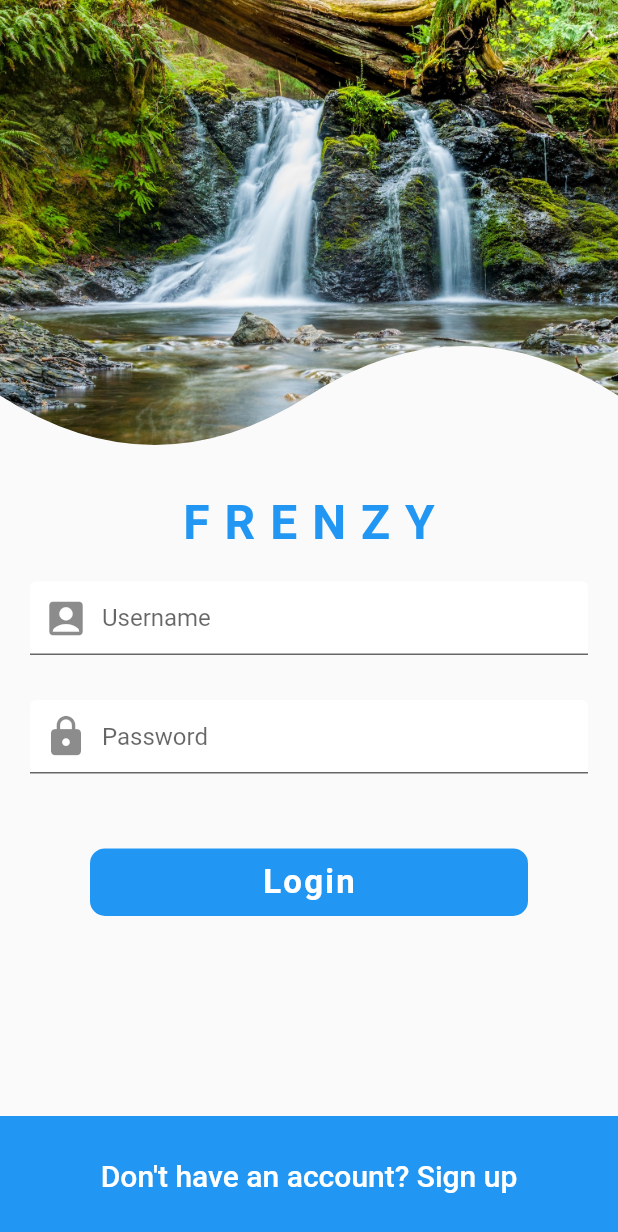
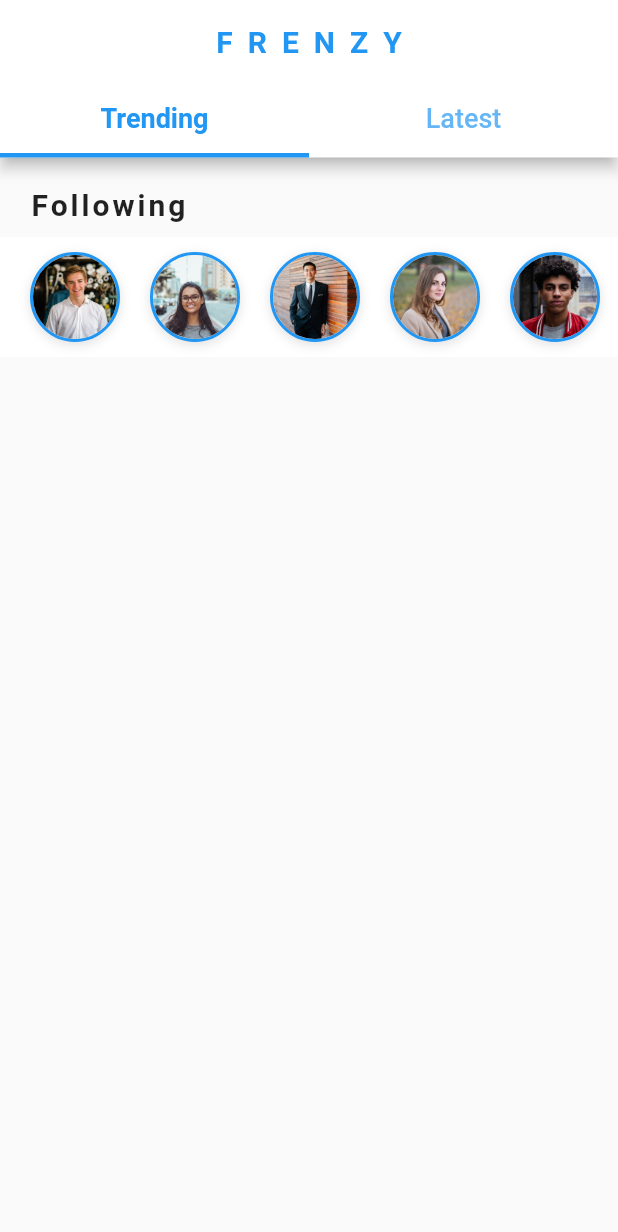
Before and after one commit to mdshadatrahman/social_ui_flutter, a Flutter app: the screen it shows after launch, after a tap on "Login", on a phone screen of 412 x 824 dp. Shown: the top 1232 px of the screen. Run offline on Flutter 3.47's test engine with Material 2 defaults, Android fonts, the phone set to English and light mode, and no system bars.

Commit message:
following users

```diff
--- /dev/null
+++ b/lib/screens/home_screen.dart
@@ -0,0 +1,93 @@
+import 'package:flutter/material.dart';
+import 'package:flutter/services.dart';
+import 'package:social_ui/data/data.dart';
+import 'package:social_ui/models/user_model.dart';
+
+import '../widgets/following_users.dart';
+
+class HomeScreen extends StatefulWidget {
+  const HomeScreen({Key? key}) : super(key: key);
+
+  @override
+  State<HomeScreen> createState() => _HomeScreenState();
+}
+
+class _HomeScreenState extends State<HomeScreen>
+    with SingleTickerProviderStateMixin {
+  late TabController _tabController;
+
+  late int whichTab;
+
+  @override
+  initState() {
+    super.initState();
+    _tabController = TabController(length: 2, vsync: this);
+  }
+
+  @override
+  Widget build(BuildContext context) {
+    return Scaffold(
+      appBar: AppBar(
+        centerTitle: true,
+        systemOverlayStyle: SystemUiOverlayStyle(
+          statusBarBrightness: Brightness.light,
+          statusBarIconBrightness: Brightness.light,
+          statusBarColor: Theme.of(context).primaryColor,
+        ),
+        iconTheme: IconThemeData(
+          color: Theme.of(context).primaryColor,
+        ),
+        backgroundColor: Colors.white,
+        title: Text(
+          'frenzy'.toUpperCase(),
+          style: TextStyle(
+            color: Theme.of(context).primaryColor,
+            fontWeight: FontWeight.bold,
+            letterSpacing: 10,
+          ),
+        ),
+        bottom: TabBar(
+          indicatorWeight: 3,
+          controller: _tabController,
+          labelColor: Theme.of(context).primaryColor,
+          labelStyle: TextStyle(
+            fontSize: 18,
+            fontWeight: FontWeight.w600,
+          ),
+          unselectedLabelStyle: TextStyle(
+            fontSize: 18,
+          ),
+          tabs: [
+            Tab(text: 'Trending'),
+            Tab(text: 'Latest'),
+          ],
+        ),
+      ),
+      body: ListView(
+        children: [
+          Column(
+            crossAxisAlignment: CrossAxisAlignment.start,
+            children: [
+              Padding(
+                padding: EdgeInsets.fromLTRB(20, 20, 20, 10),
+                child: Text(
+                  'Following',
+                  style: TextStyle(
+                    fontSize: 20,
+                    fontWeight: FontWeight.bold,
+                    letterSpacing: 2,
+                  ),
+                ),
+              ),
+              Container(
+                height: 80,
+                color: Colors.white,
+                child: FollowingWidget(),
+              ),
+            ],
+          )
+        ],
+      ),
+    );
+  }
+}
--- a/lib/screens/login_screen.dart
+++ b/lib/screens/login_screen.dart
@@ -1,6 +1,7 @@
 import 'package:flutter/material.dart';
 
 import '../widgets/curve_clipper.dart';
+import 'home_screen.dart';
 
 class LoginScreen extends StatefulWidget {
   const LoginScreen({Key? key}) : super(key: key);
@@ -54,7 +55,6 @@ class _LoginScreenState extends State<LoginScreen> {
                   ),
                 ),
               ),
-
               SizedBox(height: 10),
               Padding(
                 padding: EdgeInsets.symmetric(horizontal: 20, vertical: 10),
@@ -72,10 +72,16 @@ class _LoginScreenState extends State<LoginScreen> {
                   obscureText: true,
                 ),
               ),
-
               SizedBox(height: 40),
               GestureDetector(
-                onTap: (){},
+                onTap: () {
+                  Navigator.pushReplacement(
+                    context,
+                    MaterialPageRoute(
+                      builder: (_) => HomeScreen(),
+                    ),
+                  );
+                },
                 child: Container(
                   margin: EdgeInsets.symmetric(horizontal: 60),
                   alignment: Alignment.center,
@@ -84,7 +90,8 @@ class _LoginScreenState extends State<LoginScreen> {
                     color: Theme.of(context).primaryColor,
                     borderRadius: BorderRadius.circular(10),
                   ),
-                  child: Text('Login',
+                  child: Text(
+                    'Login',
                     style: TextStyle(
                       color: Colors.white,
                       fontSize: 22,
@@ -94,12 +101,11 @@ class _LoginScreenState extends State<LoginScreen> {
                   ),
                 ),
               ),
-
               Expanded(
                 child: Align(
                   alignment: FractionalOffset.bottomCenter,
                   child: GestureDetector(
-                    onTap: (){},
+                    onTap: () {},
                     child: Container(
                       height: 80,
                       alignment: Alignment.center,
@@ -116,8 +122,6 @@ class _LoginScreenState extends State<LoginScreen> {
                   ),
                 ),
               ),
-
-
             ],
           ),
         ),
--- /dev/null
+++ b/lib/widgets/following_users.dart
@@ -0,0 +1,48 @@
+import 'package:flutter/material.dart';
+import '../data/data.dart';
+import '../models/user_model.dart';
+
+class FollowingWidget extends StatelessWidget {
+  const FollowingWidget({
+    Key? key,
+  }) : super(key: key);
+
+  @override
+  Widget build(BuildContext context) {
+    return ListView.builder(
+      padding: EdgeInsets.only(left: 10),
+      scrollDirection: Axis.horizontal,
+      itemCount: users.length,
+      itemBuilder: (_, __) {
+        User user = users[__];
+        return GestureDetector(
+          onTap: (){},
+          child: Container(
+            margin: EdgeInsets.all(10),
+            height: 60,
+            width: 60,
+            decoration: BoxDecoration(
+              shape: BoxShape.circle,
+              border: Border.all(
+                width: 2,
+                color: Theme.of(context).primaryColor,
+              ),
+              boxShadow: [
+                BoxShadow(
+                    color: Colors.black12,
+                    offset: Offset(0, 2),
+                    blurRadius: 6),
+              ],
+            ),
+            child: ClipOval(
+              child: Image(
+                image: AssetImage(user.profileImageUrl!),
+                fit: BoxFit.cover,
+              ),
+            ),
+          ),
+        );
+      },
+    );
+  }
+}
```
